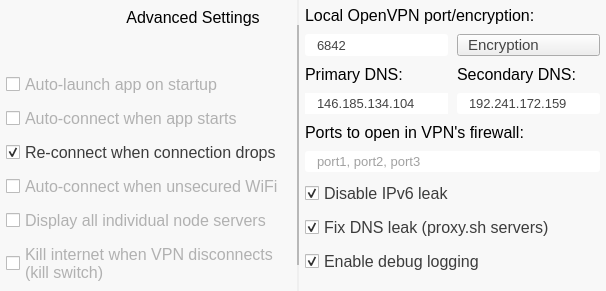
This is src/safejumper/settingsscreen.ui in proxysh/Safejumper-for-Desktop as Qt 5 draws it before an edit. The edited form follows.
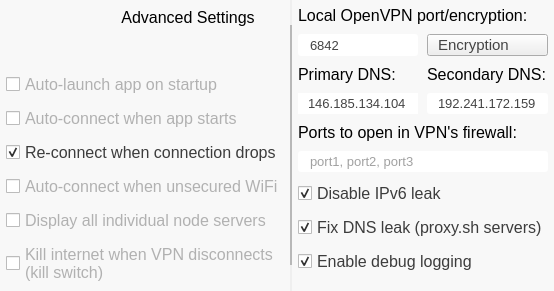
This is the edited form. Icons and pictures are not drawn.

Commit message: Made settings window thinner.

```diff
--- a/src/safejumper/settingsscreen.ui
+++ b/src/safejumper/settingsscreen.ui
@@ -6,7 +6,7 @@
    <rect>
     <x>0</x>
     <y>0</y>
-    <width>606</width>
+    <width>533</width>
     <height>224</height>
    </rect>
   </property>
```
